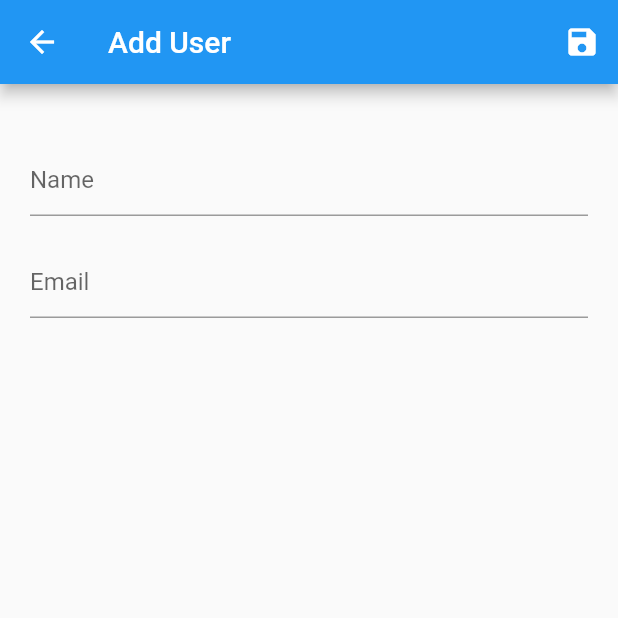
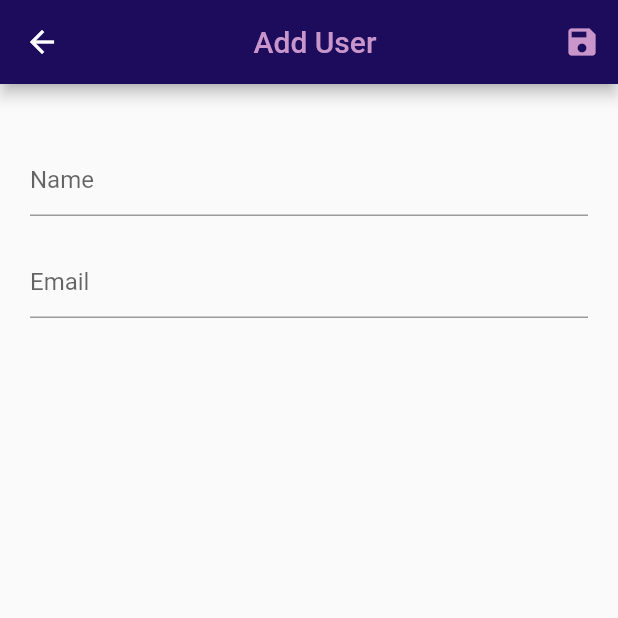
Before and after one commit to Abdugaffarkutbiddinov/mvvm_mini_project, a Flutter app: the screen it shows after launch, after a tap on the "add" icon, on a phone screen of 412 x 824 dp, the top half of it. Run offline on Flutter 3.47's test engine with Material 2 defaults, Android fonts, the phone set to English and light mode, and no system bars; accounts and stored records are empty; network calls fail.

Commit message:
custom colors and listview box added

```diff
--- a/lib/components/app_title.dart
+++ b/lib/components/app_title.dart
@@ -1,4 +1,5 @@
 import 'package:flutter/material.dart';
+import 'package:mvvm_add_user_project/constants/colors.dart';
 
 class AppTitle extends StatelessWidget {
   final String? text;
@@ -10,7 +11,8 @@ class AppTitle extends StatelessWidget {
     return Container(
       child: Text(
         text!,
-        style: TextStyle(fontSize: 20.0, fontWeight: FontWeight.bold),
+        style: TextStyle(
+            fontSize: 20.0, fontWeight: FontWeight.bold, color: CustomColors.boxColor),
       ),
     );
   }
--- /dev/null
+++ b/lib/constants/colors.dart
@@ -0,0 +1,9 @@
+import 'dart:ui';
+
+class CustomColors {
+  static Color backgroundColor = const Color(0xff916BBF);
+  static Color boxColor = const  Color(0xff3D2C8D);
+  static Color appBarColor = const Color(0xff1c0c5b);
+  static Color primaryTextColor = const Color(0xffC996CC);
+
+}
--- a/lib/main.dart
+++ b/lib/main.dart
@@ -17,6 +17,7 @@ class MyApp extends StatelessWidget {
         ChangeNotifierProvider(create: (_) => UsersViewModel()),
       ],
       child: MaterialApp(
+        debugShowCheckedModeBanner: false,
         title: 'MVVM',
         home: HomeScreen(),
       ),
--- a/lib/users_list/views/add_users_screen.dart
+++ b/lib/users_list/views/add_users_screen.dart
@@ -1,4 +1,5 @@
 import 'package:flutter/material.dart';
+import 'package:mvvm_add_user_project/constants/colors.dart';
 import 'package:mvvm_add_user_project/users_list/view_models/user_view_model.dart';
 import 'package:provider/provider.dart';
 
@@ -10,17 +11,25 @@ class AddUsersScreen extends StatelessWidget {
     UsersViewModel usersViewModel = context.watch<UsersViewModel>();
     return Scaffold(
       appBar: AppBar(
-        title: Text("Add User"),
+        backgroundColor: CustomColors.appBarColor,
+        title: Center(
+            child: Text(
+          "Add User",
+          style: TextStyle(color: CustomColors.primaryTextColor),
+        )),
         actions: [
           IconButton(
             onPressed: () async {
               bool userAdded = await usersViewModel.addUsers();
-              if(!userAdded) {
+              if (!userAdded) {
                 return;
               }
               Navigator.pop(context);
             },
-            icon: Icon(Icons.save),
+            icon: Icon(
+              Icons.save,
+              color: CustomColors.primaryTextColor,
+            ),
           )
         ],
       ),
@@ -32,7 +41,8 @@ class AddUsersScreen extends StatelessWidget {
               height: 20,
             ),
             TextFormField(
-              decoration: InputDecoration(hintText: "Name"),
+              decoration:
+                  InputDecoration(hintText: "Name", fillColor: Colors.white),
               onChanged: (val) async {
                 usersViewModel.addingUser.name = val;
               },
--- a/lib/users_list/views/home_screen.dart
+++ b/lib/users_list/views/home_screen.dart
@@ -2,6 +2,7 @@ import 'package:flutter/material.dart';
 import 'package:mvvm_add_user_project/components/app_loading.dart';
 import 'package:mvvm_add_user_project/components/app_title.dart';
 import 'package:mvvm_add_user_project/components/user_list_row.dart';
+import 'package:mvvm_add_user_project/constants/colors.dart';
 import 'package:mvvm_add_user_project/users_list/models/users_list_model.dart';
 import 'package:mvvm_add_user_project/users_list/utils/navigation_utils.dart';
 import 'package:mvvm_add_user_project/users_list/view_models/user_view_model.dart';
@@ -14,12 +15,21 @@ class HomeScreen extends StatelessWidget {
   Widget build(BuildContext context) {
     UsersViewModel usersViewModel = context.watch<UsersViewModel>();
     return Scaffold(
+      backgroundColor: CustomColors.backgroundColor,
       appBar: AppBar(
-        title: Text("AddUser"),
+        backgroundColor: CustomColors.appBarColor,
+        title: Center(
+          child: Text(
+            "AddUser",
+            style: TextStyle(color: CustomColors.primaryTextColor),
+          ),
+        ),
         actions: [
-          IconButton(onPressed: () async {
-            openAddUser(context);
-          }, icon: Icon(Icons.add)),
+          IconButton(
+              onPressed: () async {
+                openAddUser(context);
+              },
+              icon: Icon(Icons.add,color: CustomColors.primaryTextColor,)),
         ],
       ),
       body: Container(
@@ -41,10 +51,13 @@ class HomeScreen extends StatelessWidget {
       child: ListView.separated(
           itemBuilder: (context, index) {
             UsersListModel userModel = usersViewModel.userListModel[index];
-            return UserListRow(usersListModel: userModel, onTap: () async{
-              usersViewModel.setSelectedUser(userModel);
-              openUserDetails(context);
-            },);
+            return UserListRow(
+              usersListModel: userModel,
+              onTap: () async {
+                usersViewModel.setSelectedUser(userModel);
+                openUserDetails(context);
+              },
+            );
           },
           separatorBuilder: (context, index) => Divider(),
           itemCount: usersViewModel.userListModel.length),
```
Also changed, not shown: lib/components/user_list_row.dart (+24 -6 lines), lib/users_list/views/user_details_screen.dart (+14 -7 lines).
